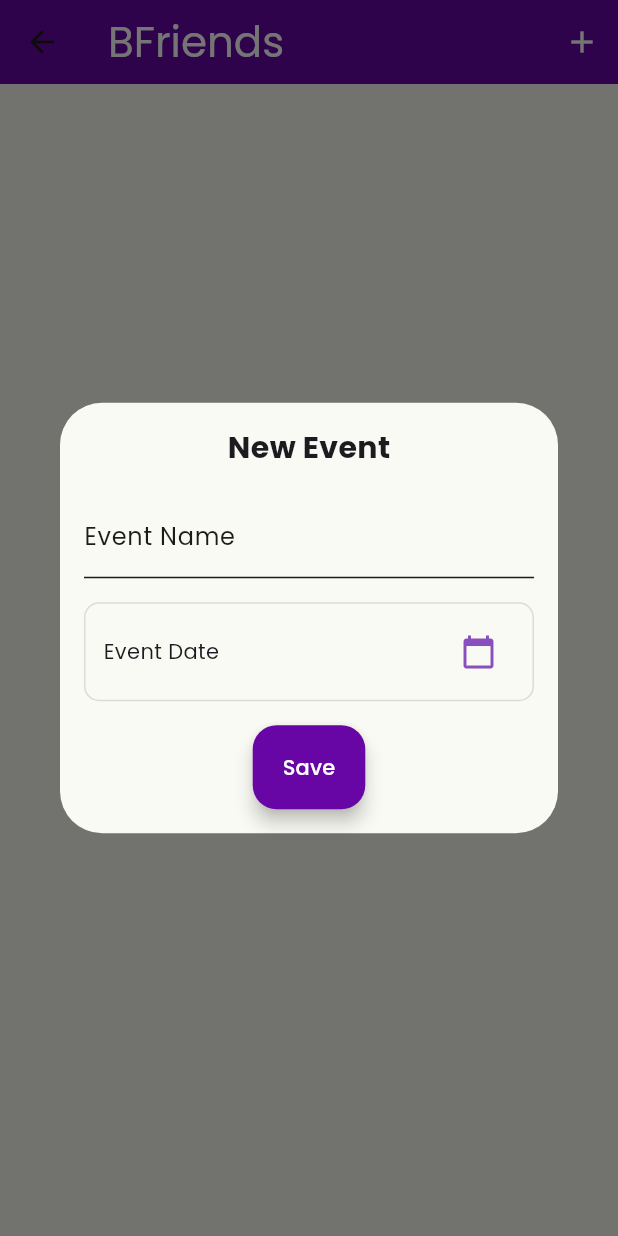
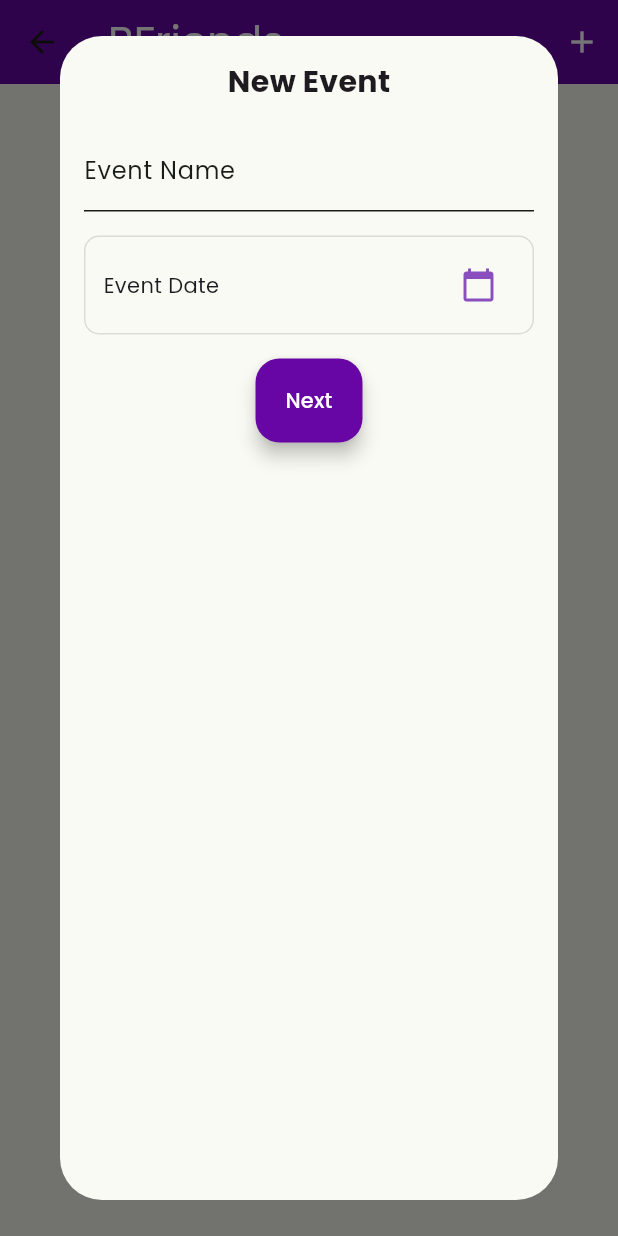
Before and after one commit to BFriends-inc/BFriends-app, a Flutter app: the EventsPage screen opened directly, after a tap on the "add" icon, on a phone screen of 412 x 824 dp. Run offline on Flutter 3.47's test engine with Material 3 defaults, Android fonts, the phone set to English and light mode, and no system bars; our stand-ins replace cloud_firestore, firebase_auth, firebase_core, geolocator, go_router, google_fonts and 3 more; accounts and stored records are empty.

Commit message:
Updated new event popup
- Now new event pop up have multiple pages
- For the event places searching, now we'll find the location with 50km radius first

```diff
--- a/lib/pages/events_page.dart
+++ b/lib/pages/events_page.dart
@@ -1,12 +1,14 @@
+import 'dart:convert';
 import 'dart:math';
 
-import 'package:bfriends_app/pages/new_event_page.dart';
-import 'package:bfriends_app/services/navigation.dart';
+import 'package:flutter/foundation.dart';
 import 'package:flutter/material.dart';
-import 'package:provider/provider.dart';
+import 'package:http/http.dart' as http;
+import 'package:uuid/uuid.dart';
+import 'package:geolocator/geolocator.dart';
 
 class EventsPage extends StatefulWidget {
-  const EventsPage({super.key});
+  const EventsPage({Key? key});
 
   @override
   _EventsPageState createState() => _EventsPageState();
@@ -15,7 +17,91 @@ class EventsPage extends StatefulWidget {
 class _EventsPageState extends State<EventsPage> {
   final _formProfileSetupKey = GlobalKey<FormState>();
   DateTime? _selectedDate;
+  final _controller = TextEditingController();
+  final uuid = const Uuid();
+  final String _sessionToken = '1234567890';
+  List<dynamic> _placeList = [];
+  int _dialogPageIndex = 0;
+  final PageController _pageController = PageController(initialPage: 0);
   late StateSetter _setState;
+  Position? _currentPosition;
+
+  @override
+  void initState() {
+    super.initState();
+    _controller.addListener(_onChanged);
+    _getCurrentLocation();
+  }
+
+  @override
+  void dispose() {
+    _controller.removeListener(_onChanged);
+    _controller.dispose();
+    _pageController.dispose();
+    super.dispose();
+  }
+
+  _onChanged() {
+    getSuggestion(_controller.text);
+  }
+
+  Future<void> _getCurrentLocation() async {
+    try {
+      bool serviceEnabled;
+      LocationPermission permission;
+
+      serviceEnabled = await Geolocator.isLocationServiceEnabled();
+      if (!serviceEnabled) {
+        return Future.error('Location services are disabled.');
+      }
+
+      permission = await Geolocator.checkPermission();
+      if (permission == LocationPermission.denied) {
+        permission = await Geolocator.requestPermission();
+        if (permission == LocationPermission.denied) {
+          return Future.error('Location permissions are denied');
+        }
+      }
+
+      if (permission == LocationPermission.deniedForever) {
+        return Future.error('Location permissions are permanently denied, we cannot request permissions.');
+      }
+
+      _currentPosition = await Geolocator.getCurrentPosition(desiredAccuracy: LocationAccuracy.high);
+    } catch (e) {
+      debugPrint(e.toString());
+    }
+  }
+
+  void getSuggestion(String input) async {
+    const String placesApiKey = "AIzaSyAWWVJHrSvqKnNomA76ZsjhYM0Bwe0uz80";
+
+    if (_currentPosition == null) {
+      await _getCurrentLocation();
+    }
+
+    if (_currentPosition == null) {
+      debugPrint('Could not get current location');
+      return;
+    }
+
+    try {
+      String baseURL = 'https://maps.googleapis.com/maps/api/place/autocomplete/json';
+      String location = '${_currentPosition!.latitude},${_currentPosition!.longitude}';
+      int radius = 50000; // 50 km
+      String request = '$baseURL?input=$input&key=$placesApiKey&sessiontoken=$_sessionToken&location=$location&radius=$radius';
+      var response = await http.get(Uri.parse(request));
+      if (response.statusCode == 200) {
+        _setState(() {
+          _placeList = json.decode(response.body)['predictions'];
+        });
+      } else {
+        throw Exception('Failed to load predictions');
+      }
+    } catch (e) {
+      debugPrint(e.toString());
+    }
+  }
 
   void _presentDatePicker() async {
     final now = DateTime.now();
@@ -32,55 +118,49 @@ class _EventsPageState extends State<EventsPage> {
     }
   }
 
-  void _submitForm() {
-    if (_formProfileSetupKey.currentState!.validate()) {
-      if (_selectedDate == null) {
-        ScaffoldMessenger.of(context).showSnackBar(
-          const SnackBar(content: Text('Please select your date of birth')),
-        );
-      } else {
-        _setState(() {
-          _selectedDate = null;
-        });
-        debugPrint('Form submitted');
-      }
-    }
-  }
-
-  @override
-  Widget build(BuildContext context) {
-    final theme = Theme.of(context);
-
-    return Scaffold(
-      appBar: AppBar(
-        backgroundColor: theme.colorScheme.primary,
-        title: Text(
-          'BFriends',
-          style: TextStyle(
-            fontSize: theme.primaryTextTheme.headlineMedium?.fontSize,
-            fontWeight: theme.primaryTextTheme.headlineMedium?.fontWeight,
-            color: theme.colorScheme.onPrimary,
-          ),
-        ),
-        actions: <Widget>[
-          IconButton(
-            icon: Icon(
-              Icons.add,
-              color: theme.colorScheme.onPrimary,
-              semanticLabel: 'Add a New Event',
-            ),
-            onPressed: () {
+  void _showDialog() {
     showDialog(
       context: context,
       builder: (BuildContext context) {
-                  return StatefulBuilder(builder: (context, setState) {
+        return StatefulBuilder(
+          builder: (context, setState) {
             _setState = setState;
             return Dialog(
               child: Form(
                 key: _formProfileSetupKey,
                 child: Container(
                   padding: const EdgeInsets.all(16),
-                          child: Column(
+                  child: PageView(
+                    controller: _pageController,
+                    onPageChanged: (index) {
+                      _setState(() {
+                        _dialogPageIndex = index;
+                      });
+                    },
+                    children: [
+                      _buildFirstPage(),
+                      _buildSecondPage(),
+                    ],
+                  ),
+                ),
+              ),
+            );
+          },
+        );
+      },
+    );
+
+    setState(() {
+      _selectedDate = null;
+      _dialogPageIndex = 0;
+      _controller.clear();
+      _placeList = [];
+    });
+  }
+
+  Widget _buildFirstPage() {
+    final theme = Theme.of(context);
+    return Column(
       mainAxisSize: MainAxisSize.min,
       children: [
         const Text(
@@ -98,7 +178,7 @@ class _EventsPageState extends State<EventsPage> {
         ),
         const SizedBox(height: 16),
         GestureDetector(
-                                onTap: () => _presentDatePicker(),
+          onTap: _presentDatePicker,
           child: Container(
             decoration: BoxDecoration(
               border: Border.all(
@@ -130,7 +210,64 @@ class _EventsPageState extends State<EventsPage> {
           ),
         ),
         const SizedBox(height: 16),
-                              // save button
+        ElevatedButton(
+          onPressed: () {
+            _pageController.nextPage(
+              duration: const Duration(milliseconds: 300),
+              curve: Curves.easeInOut,
+            );
+          },
+          child: const Text('Next'),
+        ),
+      ],
+    );
+  }
+
+  Widget _buildSecondPage() {
+    return Column(
+      mainAxisSize: MainAxisSize.min,
+      children: [
+        const Text(
+          'New Event',
+          style: TextStyle(
+            fontSize: 20,
+            fontWeight: FontWeight.bold,
+          ),
+        ),
+        const SizedBox(height: 16),
+        TextField(
+          controller: _controller,
+          decoration: InputDecoration(
+            hintText: "Pick your event location",
+            focusColor: Colors.white,
+            floatingLabelBehavior: FloatingLabelBehavior.never,
+            prefixIcon: const Icon(Icons.map),
+            suffixIcon: IconButton(
+              icon: const Icon(Icons.cancel),
+              onPressed: () {
+                _controller.clear();
+              },
+            ),
+          ),
+        ),
+        Expanded(
+          child: ListView.builder(
+            physics: const NeverScrollableScrollPhysics(),
+            shrinkWrap: true,
+            itemCount: _placeList.length,
+            itemBuilder: (context, index) {
+              return GestureDetector(
+                onTap: () {
+                  // Handle place selection
+                },
+                child: ListTile(
+                  title: Text(_placeList[index]["description"]),
+                ),
+              );
+            },
+          ),
+        ),
+        const SizedBox(height: 16),
         ElevatedButton(
           onPressed: () {
             _submitForm();
@@ -139,14 +276,46 @@ class _EventsPageState extends State<EventsPage> {
           child: const Text('Save'),
         ),
       ],
+    );
+  }
+
+  void _submitForm() {
+    if (_formProfileSetupKey.currentState!.validate()) {
+      if (_selectedDate == null) {
+        ScaffoldMessenger.of(context).showSnackBar(
+          const SnackBar(content: Text('Please select the event date')),
+        );
+      } else {
+        _setState(() {
+          _selectedDate = null;
+        });
+        debugPrint('Form submitted');
+      }
+    }
+  }
+
+  @override
+  Widget build(BuildContext context) {
+    final theme = Theme.of(context);
+    return Scaffold(
+      appBar: AppBar(
+        backgroundColor: theme.colorScheme.primary,
+        title: Text(
+          'BFriends',
+          style: TextStyle(
+            fontSize: theme.primaryTextTheme.headlineMedium?.fontSize,
+            fontWeight: theme.primaryTextTheme.headlineMedium?.fontWeight,
+            color: theme.colorScheme.onPrimary,
           ),
         ),
+        actions: <Widget>[
+          IconButton(
+            icon: Icon(
+              Icons.add,
+              color: theme.colorScheme.onPrimary,
+              semanticLabel: 'Add a New Event',
             ),
-                    );
-                  });
-                },
-              );
-            },
+            onPressed: _showDialog,
           ),
         ],
       ),
--- a/pubspec.yaml
+++ b/pubspec.yaml
@@ -43,6 +43,9 @@ dependencies:
   cloud_firestore: ^4.17.3
   google_maps_flutter: ^2.6.1
   location: ^5.0.0
+  uid: ^0.0.2
+  uuid: ^4.4.0
+  geolocator: ^12.0.0
 
 dev_dependencies:
   flutter_test:
```
Also changed, not shown: pubspec.lock, 5 other files. Lines whose indentation alone changed are shown as unchanged.
